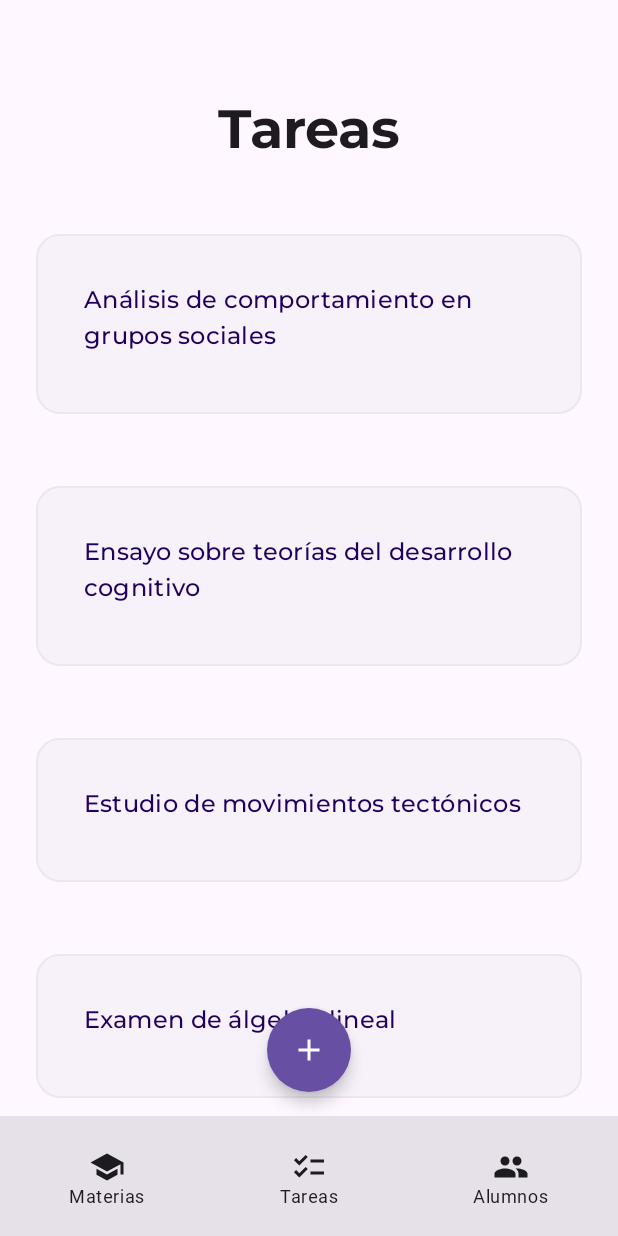
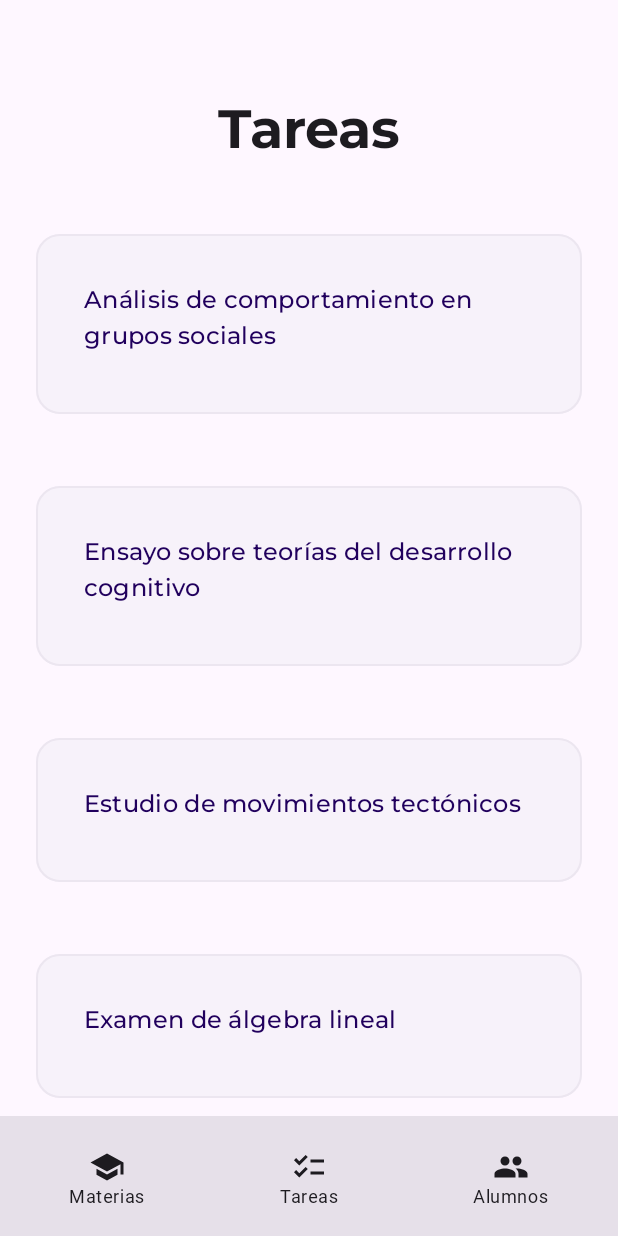
Before and after one commit to lgaieta/classmanager, an Android app built with Jetpack Compose: the TaskList screen opened through its navigation route, on a phone screen of 412 x 824 dp. Run offline under Robolectric (Android 15) with nearby library versions, the phone set to English and light mode, and no system bars; our stand-ins replace Room's generated code; Roboto replaces fonts that are not available here.

Commit message:
Removed innecesary button on task list

```diff
--- a/app/src/main/java/com/lgaieta/classmanager/tasks/ui/list/TasksListScreen.kt
+++ b/app/src/main/java/com/lgaieta/classmanager/tasks/ui/list/TasksListScreen.kt
@@ -1,6 +1,5 @@
 package com.lgaieta.classmanager.tasks.ui.list
 
-import androidx.compose.foundation.layout.Arrangement
 import androidx.compose.foundation.layout.Column
 import androidx.compose.foundation.layout.Spacer
 import androidx.compose.foundation.layout.fillMaxWidth
@@ -10,8 +9,6 @@ import androidx.compose.foundation.lazy.LazyColumn
 import androidx.compose.foundation.lazy.items
 import androidx.compose.material.icons.Icons
 import androidx.compose.material.icons.filled.Add
-import androidx.compose.material3.Card
-import androidx.compose.material3.CardDefaults
 import androidx.compose.material3.FabPosition
 import androidx.compose.material3.FloatingActionButton
 import androidx.compose.material3.Icon
@@ -45,9 +42,7 @@ fun TasksListScreen(
     val listState by tasksListViewModel.taskListState.collectAsState()
     Scaffold(
         floatingActionButton = {
-            NewTaskButton(
-                onClick = onNewTaskClick,
-            )
+
         },
         floatingActionButtonPosition = FabPosition.Center,
         bottomBar = {
```
